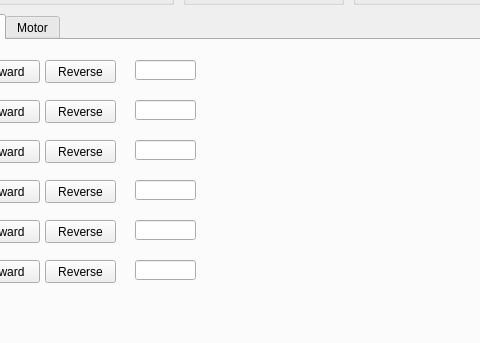
Before: the Qt Designer form view.ui in philyc/Manipulator_Controller, drawn with Qt 5; both pictures show x 117 to 597 and y 156 to 499 of the 1280 by 700 pixel window.
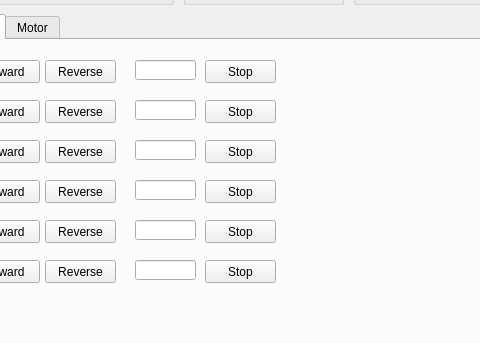
After: the same form once the commit is applied. The open tabs and pages were chosen to show the change. Custom widgets are drawn as their Qt base class.

Commit message: stop and kinematic cal

What changed in the file:
```diff
--- a/view.ui
+++ b/view.ui
@@ -439,6 +439,84 @@
        <string>Moter6:</string>
       </property>
      </widget>
+     <widget class="QPushButton" name="btnMoter1RunStop">
+      <property name="geometry">
+       <rect>
+        <x>300</x>
+        <y>20</y>
+        <width>71</width>
+        <height>23</height>
+       </rect>
+      </property>
+      <property name="text">
+       <string>Stop</string>
+      </property>
+     </widget>
+     <widget class="QPushButton" name="btnMoter2RunStop">
+      <property name="geometry">
+       <rect>
+        <x>300</x>
+        <y>60</y>
+        <width>71</width>
+        <height>23</height>
+       </rect>
+      </property>
+      <property name="text">
+       <string>Stop</string>
+      </property>
+     </widget>
+     <widget class="QPushButton" name="btnMoter3RunStop">
+      <property name="geometry">
+       <rect>
+        <x>300</x>
+        <y>100</y>
+        <width>71</width>
+        <height>23</height>
+       </rect>
+      </property>
+      <property name="text">
+       <string>Stop</string>
+      </property>
+     </widget>
+     <widget class="QPushButton" name="btnMoter4RunStop">
+      <property name="geometry">
+       <rect>
+        <x>300</x>
+        <y>140</y>
+        <width>71</width>
+        <height>23</height>
+       </rect>
+      </property>
+      <property name="text">
+       <string>Stop</string>
+      </property>
+     </widget>
+     <widget class="QPushButton" name="btnMoter5RunStop">
+      <property name="geometry">
+       <rect>
+        <x>300</x>
+        <y>180</y>
+        <width>71</width>
+        <height>23</height>
+       </rect>
+      </property>
+      <property name="text">
+       <string>Stop</string>
+      </property>
+     </widget>
+     <widget class="QPushButton" name="btnMoter6RunStop">
+      <property name="geometry">
+       <rect>
+        <x>300</x>
+        <y>220</y>
+        <width>71</width>
+        <height>23</height>
+       </rect>
+      </property>
+      <property name="text">
+       <string>Stop</string>
+      </property>
+     </widget>
     </widget>
     <widget class="QWidget" name="tabSingle">
      <attribute name="title">
```
Left out of the diff: 2 changed lines with no effect on the pictures. The commit also changes 6 other files.
